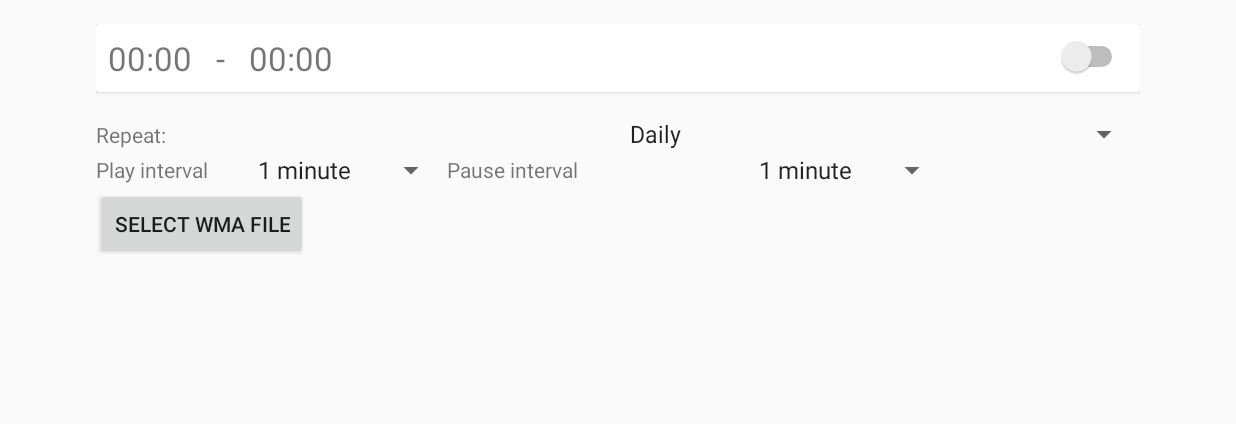
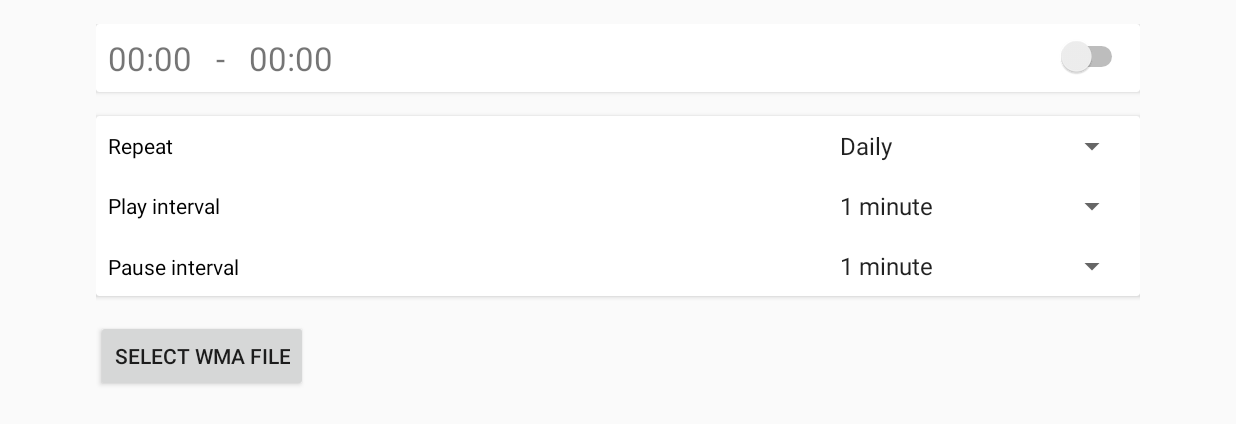
Before and after one commit to dakishin/test_task, an Android app: the screen it shows after launch (MainActivity), on a phone screen of 824 x 412 dp (held sideways). Shown: the top 424 px of the screen. Run offline under Robolectric (Android 15) with nearby library versions, the phone set to English and light mode, and no system bars.

Commit message:
initial commit

```diff
--- a/app/src/main/res/layout/activity_main.xml
+++ b/app/src/main/res/layout/activity_main.xml
@@ -68,57 +68,96 @@
 
         </android.support.v7.widget.CardView>
 
+        <android.support.v7.widget.CardView
+            android:layout_width="match_parent"
+            android:layout_height="wrap_content"
+            android:layout_marginBottom="16dp"
+            >
 
             <LinearLayout
                 android:layout_width="match_parent"
                 android:layout_height="wrap_content"
-            >
+                android:orientation="vertical">
+
+                <LinearLayout
+                    android:layout_width="match_parent"
+                    android:layout_height="wrap_content"
+                    android:gravity="center_vertical"
+                    android:padding="8dp">
 
                     <TextView
+                        android:layout_width="100dp"
+                        android:layout_height="wrap_content"
+                        android:text="Repeat"
+                        android:textColor="@android:color/black"
+                        android:textSize="14sp"/>
+
+                    <View
                         android:layout_width="0dp"
                         android:layout_height="wrap_content"
-                android:layout_weight="1"
-                android:text="Repeat:"/>
+                        android:layout_weight="1"/>
 
                     <Spinner
                         android:id="@+id/repeat_spinner"
+                        android:layout_width="200dp"
+                        android:layout_height="wrap_content"
+                        />
+
+                </LinearLayout>
+
+
+                <LinearLayout
+                    android:layout_width="match_parent"
+                    android:layout_height="wrap_content"
+                    android:gravity="center_vertical"
+                    android:padding="8dp">
+
+                    <TextView
+                        android:layout_width="100dp"
+                        android:layout_height="wrap_content"
+                        android:text="Play interval"
+                        android:textColor="@android:color/black"/>
+
+                    <View
                         android:layout_width="0dp"
                         android:layout_height="wrap_content"
                         android:layout_weight="1"/>
+
+                    <Spinner
+                        android:id="@+id/play_interval_spinner"
+                        android:layout_width="200dp"
+                        android:layout_height="wrap_content"
+                        />
 
                 </LinearLayout>
 
                 <LinearLayout
                     android:layout_width="match_parent"
                     android:layout_height="wrap_content"
-            android:gravity="center_vertical">
+                    android:padding="8dp">
 
                     <TextView
                         android:layout_width="100dp"
                         android:layout_height="wrap_content"
-                android:text="Play interval"/>
+                        android:text="Pause interval"
+                        android:textColor="@android:color/black"/>
 
-
-            <Spinner
-                android:id="@+id/play_interval_spinner"
-                android:layout_width="wrap_content"
+                    <View
+                        android:layout_width="0dp"
                         android:layout_height="wrap_content"
-                />
-
-            <TextView
-                android:layout_width="200dp"
-                android:layout_height="wrap_content"
-                android:text="Pause interval"/>
-
+                        android:layout_weight="1"/>
 
                     <Spinner
                         android:id="@+id/pause_onterval_spinner"
-                android:layout_width="wrap_content"
+                        android:layout_width="200dp"
                         android:layout_height="wrap_content"
                         />
+                </LinearLayout>
 
 
             </LinearLayout>
+        </android.support.v7.widget.CardView>
+
 
         <LinearLayout
             android:layout_width="match_parent"
```
Lines whose indentation alone changed are shown as unchanged.
